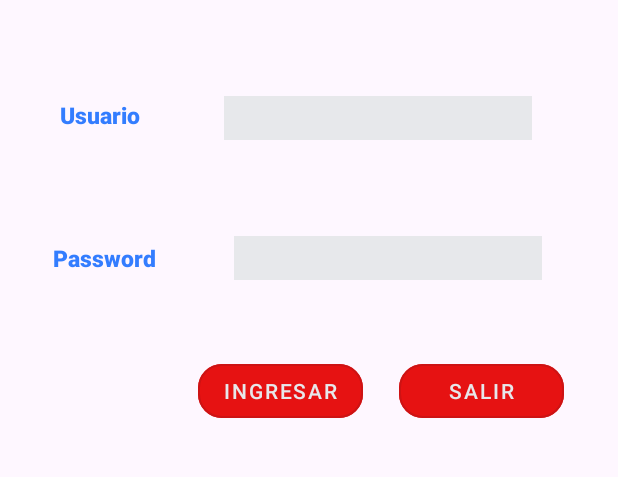
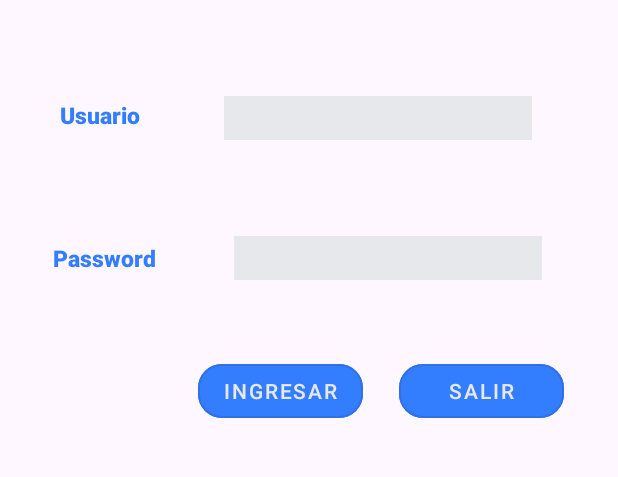
Before and after one commit to Victor120y/Victor120y-evaluacion-practica-1-DAM, an Android app: the screen it shows after launch (MainActivity), on a phone screen of 412 x 824 dp, the part 96-573 px from its top. Run offline under Robolectric (Android 15) with nearby library versions, the phone set to English and light mode, and no system bars.

Commit message:
cambiando color a los botones

```diff
--- a/app/src/main/res/values/themes.xml
+++ b/app/src/main/res/values/themes.xml
@@ -27,7 +27,7 @@
 
     <style name="buttonPersonalizado" parent="Widget.MaterialComponents.Button.OutlinedButton">
         <item name="android:textColor">@color/grey</item>
-        <item name="android:backgroundTint">@color/red</item>
+        <item name="android:backgroundTint">@color/blue</item>
         <item name="shapeAppearance">@style/ShapeAppearance.buttonPersonalizado</item>
     </style>
 
```
